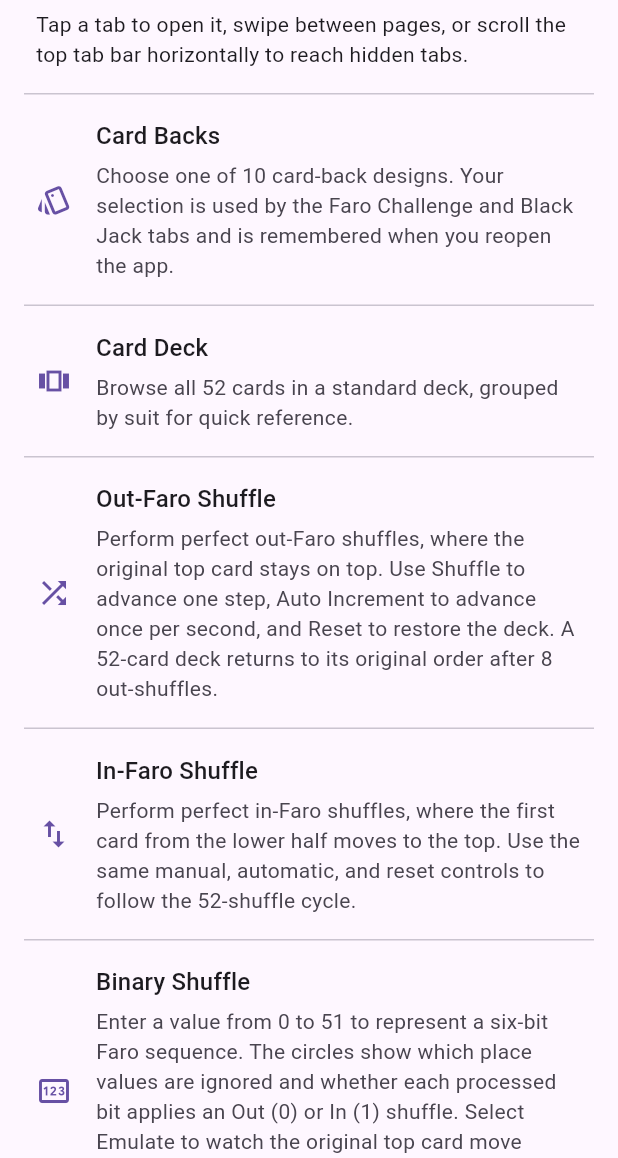
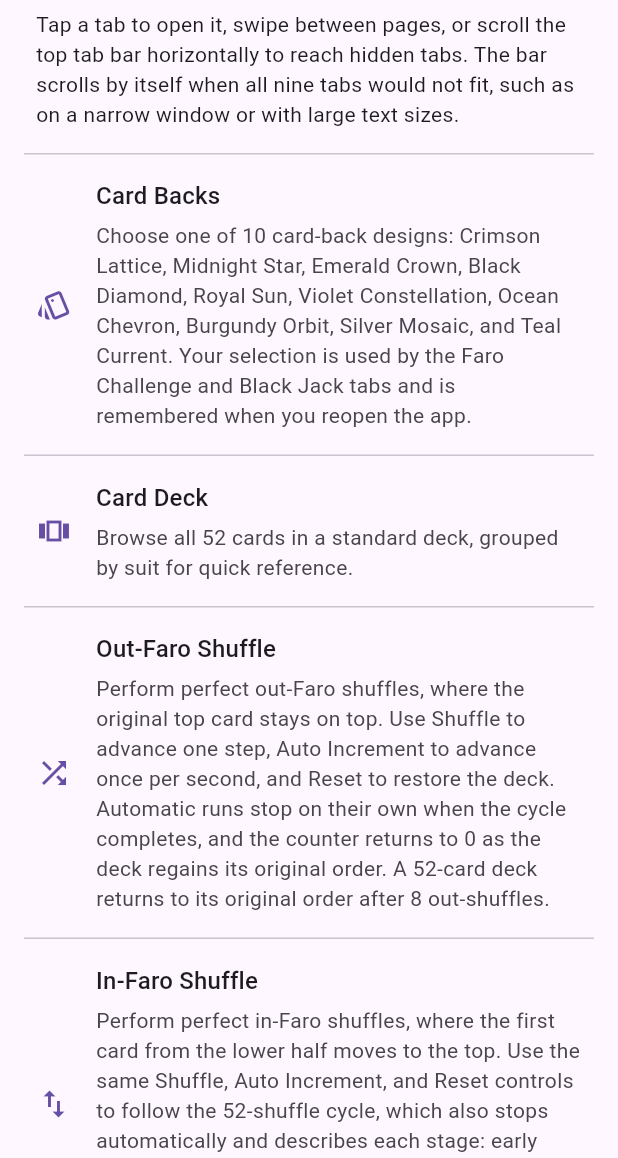
Before and after one commit to StefanRonnkvist/shufflemaster, a Flutter app: the HelpPage widget shown alone on an empty page, opened directly, on a phone screen of 412 x 824 dp, the part 78-1236 px from its top. Run offline on Flutter 3.47's test engine with Material 3 defaults, Android fonts, the phone set to English and light mode, and no system bars; our stand-ins replace package_info_plus, shared_preferences; missing offline and left inert: playing_cards; accounts and stored records are empty.

Commit message:
docs: refresh README, store listings, and in-app help
Document the in-Faro cycle narration, automatic shuffle stop behavior, named card-back designs, the Information sub-tabs, and the scrollable tab bar. Sync the Google Play short and long synopses with the current feature set.

```diff
--- a/lib/features/help/help_page.dart
+++ b/lib/features/help/help_page.dart
@@ -8,9 +8,11 @@ class HelpPage extends StatelessWidget {
       icon: Icons.style_outlined,
       title: 'Card Backs',
       description:
-          'Choose one of 10 card-back designs. Your selection is used by the '
-          'Faro Challenge and Black Jack tabs and is remembered when you '
-          'reopen the app.',
+          'Choose one of 10 card-back designs: Crimson Lattice, Midnight Star, '
+          'Emerald Crown, Black Diamond, Royal Sun, Violet Constellation, '
+          'Ocean Chevron, Burgundy Orbit, Silver Mosaic, and Teal Current. '
+          'Your selection is used by the Faro Challenge and Black Jack tabs '
+          'and is remembered when you reopen the app.',
     ),
     (
       icon: Icons.view_carousel_outlined,
@@ -25,16 +27,21 @@ class HelpPage extends StatelessWidget {
       description:
           'Perform perfect out-Faro shuffles, where the original top card '
           'stays on top. Use Shuffle to advance one step, Auto Increment to '
-          'advance once per second, and Reset to restore the deck. A '
-          '52-card deck returns to its original order after 8 out-shuffles.',
+          'advance once per second, and Reset to restore the deck. Automatic '
+          'runs stop on their own when the cycle completes, and the counter '
+          'returns to 0 as the deck regains its original order. A 52-card '
+          'deck returns to its original order after 8 out-shuffles.',
     ),
     (
       icon: Icons.swap_vert,
       title: 'In-Faro Shuffle',
       description:
           'Perform perfect in-Faro shuffles, where the first card from the '
-          'lower half moves to the top. Use the same manual, automatic, and '
-          'reset controls to follow the 52-shuffle cycle.',
+          'lower half moves to the top. Use the same Shuffle, Auto Increment, '
+          'and Reset controls to follow the 52-shuffle cycle, which also '
+          'stops automatically and describes each stage: early separation, '
+          'maximum apparent randomness at 26 shuffles, then the rapid '
+          'realignment and final snap back at 51.',
     ),
     (
       icon: Icons.pin_outlined,
@@ -110,7 +117,9 @@ class HelpPage extends StatelessWidget {
                   const SizedBox(height: 6),
                   Text(
                     'Tap a tab to open it, swipe between pages, or scroll the '
-                    'top tab bar horizontally to reach hidden tabs.',
+                    'top tab bar horizontally to reach hidden tabs. The bar '
+                    'scrolls by itself when all nine tabs would not fit, '
+                    'such as on a narrow window or with large text sizes.',
                     style: Theme.of(context).textTheme.bodyMedium,
                   ),
                 ],
--- a/pubspec.yaml
+++ b/pubspec.yaml
@@ -1,7 +1,7 @@
 name: shufflemaster
 description: "Interactive Faro shuffle, card tracking, and Black Jack tools."
 publish_to: 'none'
-version: 0.1.14+15
+version: 0.1.15+16
 
 environment:
   sdk: ^3.13.2
@@ -32,4 +32,4 @@ flutter:
 
 
 msix_config:
-  msix_version: 0.1.14.15
+  msix_version: 0.1.15.16
--- a/store_listing/google_play_long_synopsis.txt
+++ b/store_listing/google_play_long_synopsis.txt
@@ -9,7 +9,7 @@ Step through both major Faro methods:
 - Out-Faro, where the original top card stays on top
 - In-Faro, where the first card from the lower half moves to the top
 
-Advance one shuffle at a time, run the sequence automatically, follow the shuffle counter, or reset the deck. Animated movement and cycle messages make each change easier to track. A standard deck completes an out-Faro cycle in 8 shuffles and an in-Faro cycle in 52.
+Advance one shuffle at a time, run the sequence automatically, follow the shuffle counter, or reset the deck. Automatic runs stop on their own when the cycle completes. Animated movement and cycle messages make each change easier to track, and the in-Faro view narrates how a mixed-looking deck gradually realigns and snaps back to its original order. A standard deck completes an out-Faro cycle in 8 shuffles and an in-Faro cycle in 52.
 
 LEARN BINARY SHUFFLE SEQUENCES
 
@@ -25,7 +25,7 @@ Apply an In, Out, or Binary shuffle order before dealing five player hands and a
 
 CUSTOMIZE AND EXPLORE
 
-Browse the complete deck grouped by suit and choose from 10 card-back designs. Your selected design is remembered and used in the Faro Challenge and Black Jack views. The Information tab can send a question with displayed app diagnostics and load app-filtered inquiry details; these network features require an internet connection.
+Browse the complete deck grouped by suit and choose from 10 card-back designs: Crimson Lattice, Midnight Star, Emerald Crown, Black Diamond, Royal Sun, Violet Constellation, Ocean Chevron, Burgundy Orbit, Silver Mosaic, and Teal Current. Your selected design is remembered and used in the Faro Challenge and Black Jack views. The Information tab has a Contact view for sending a question with displayed app diagnostics and an Inquiries view that loads app-filtered submission details; these network features require an internet connection. Every tab also has a built-in Help page describing its controls.
 
 KEY FEATURES
 
@@ -36,8 +36,9 @@ KEY FEATURES
 - Face-down Faro prediction challenge with Out, In, and Binary modes
 - Five-hand Black Jack table with automatic dealer play
 - Persistent Black Jack progress and shuffle settings
-- 10 selectable card-back designs
+- 10 named, persistent card-back designs
 - Responsive layouts for phones, tablets, and larger screens
+- Scrollable tab bar that keeps every tab reachable at large text sizes
 - Built-in Help plus network-based contact and inquiry views
 
 Explore the structure behind perfect shuffles and put that knowledge into practice with Shuffle Master.
--- a/store_listing/google_play_short_synopsis.txt
+++ b/store_listing/google_play_short_synopsis.txt
@@ -1 +1 @@
-Visualize Faro shuffles, track card positions, and play ordered Black Jack.
+Visualize Faro shuffles, track card positions, play ordered Black Jack.
```
Also changed, not shown: 1 other file.
